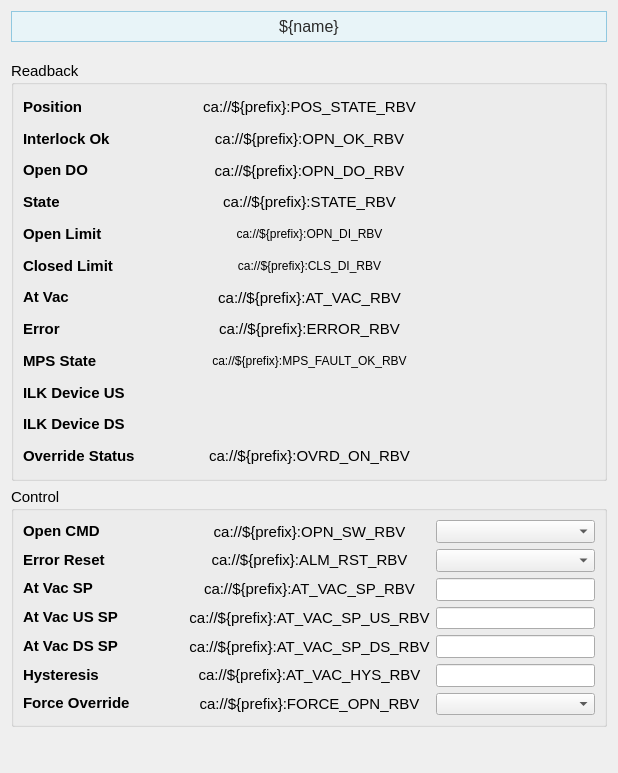
Qt form pcdswidgets/static_ui/vacuum/valves/VGC_2S_expert.ui (pcdshub/pcdswidgets) before a commit.
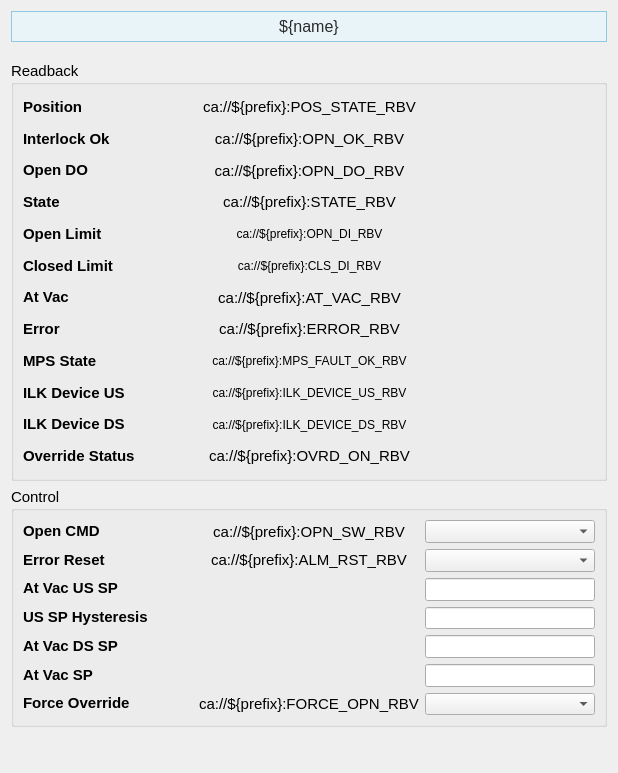
The same form after that commit. Custom widgets are drawn as their Qt base class.

The edit to the form file:
```diff
--- a/pcdswidgets/static_ui/vacuum/valves/VGC_2S_expert.ui
+++ b/pcdswidgets/static_ui/vacuum/valves/VGC_2S_expert.ui
@@ -477,7 +477,7 @@
              <string/>
             </property>
             <property name="text">
-             <string/>
+             <string>ca://${prefix}:ILK_DEVICE_US_RBV</string>
             </property>
             <property name="alignment">
              <set>Qt::AlignCenter</set>
@@ -501,7 +501,7 @@
              <string/>
             </property>
             <property name="text">
-             <string/>
+             <string>ca://${prefix}:ILK_DEVICE_DS_RBV</string>
             </property>
             <property name="alignment">
              <set>Qt::AlignCenter</set>
@@ -647,21 +647,6 @@
             </property>
            </widget>
           </item>
-          <item>
-           <widget class="QLabel" name="interlock_ok_label_3">
-            <property name="font">
-             <font>
-              <pointsize>11</pointsize>
-             </font>
-            </property>
-            <property name="styleSheet">
-             <string/>
-            </property>
-            <property name="text">
-             <string>&lt;html&gt;&lt;head/&gt;&lt;body&gt;&lt;p&gt;&lt;span style=&quot; font-weight:600;&quot;&gt;At Vac SP&lt;/span&gt;&lt;/p&gt;&lt;/body&gt;&lt;/html&gt;</string>
-            </property>
-           </widget>
-          </item>
           <item>
            <widget class="QLabel" name="interlock_ok_label_19">
             <property name="font">
@@ -677,6 +662,21 @@
             </property>
            </widget>
           </item>
+          <item>
+           <widget class="QLabel" name="interlock_ok_label_9">
+            <property name="font">
+             <font>
+              <pointsize>11</pointsize>
+             </font>
+            </property>
+            <property name="styleSheet">
+             <string/>
+            </property>
+            <property name="text">
+             <string>&lt;html&gt;&lt;head/&gt;&lt;body&gt;&lt;p&gt;&lt;span style=&quot; font-weight:600;&quot;&gt;US SP Hysteresis&lt;/span&gt;&lt;/p&gt;&lt;/body&gt;&lt;/html&gt;</string>
+            </property>
+           </widget>
+          </item>
           <item>
            <widget class="QLabel" name="interlock_ok_label_20">
             <property name="font">
@@ -693,7 +693,7 @@
            </widget>
           </item>
           <item>
-           <widget class="QLabel" name="interlock_ok_label_9">
+           <widget class="QLabel" name="interlock_ok_label_3">
             <property name="font">
              <font>
               <pointsize>11</pointsize>
@@ -703,7 +703,7 @@
              <string/>
             </property>
             <property name="text">
-             <string>&lt;html&gt;&lt;head/&gt;&lt;body&gt;&lt;p&gt;&lt;span style=&quot; font-weight:600;&quot;&gt;Hysteresis&lt;/span&gt;&lt;/p&gt;&lt;/body&gt;&lt;/html&gt;</string>
+             <string>&lt;html&gt;&lt;head/&gt;&lt;body&gt;&lt;p&gt;&lt;span style=&quot; font-weight:600;&quot;&gt;At Vac SP&lt;/span&gt;&lt;/p&gt;&lt;/body&gt;&lt;/html&gt;</string>
             </property>
            </widget>
           </item>
@@ -818,7 +818,7 @@
              <string/>
             </property>
             <property name="text">
-             <string>ca://${prefix}:AT_VAC_SP_RBV</string>
+             <string/>
             </property>
             <property name="alignment">
              <set>Qt::AlignCenter</set>
@@ -826,37 +826,8 @@
             <property name="channel">
              <string>ca://${prefix}:AT_VAC_SP_RBV</string>
             </property>
-           </widget>
-          </item>
-          <item>
-           <widget class="PyDMLabel" name="PyDMLabel_25">
-            <property name="toolTip">
-             <string/>
-            </property>
-            <property name="text">
-             <string>ca://${prefix}:AT_VAC_SP_US_RBV</string>
-            </property>
-            <property name="alignment">
-             <set>Qt::AlignCenter</set>
-            </property>
-            <property name="channel">
-             <string>ca://${prefix}:AT_VAC_SP_US_RBV</string>
-            </property>
-           </widget>
-          </item>
-          <item>
-           <widget class="PyDMLabel" name="PyDMLabel_26">
-            <property name="toolTip">
-             <string/>
-            </property>
-            <property name="text">
-             <string>ca://${prefix}:AT_VAC_SP_DS_RBV</string>
-            </property>
-            <property name="alignment">
-             <set>Qt::AlignCenter</set>
-            </property>
-            <property name="channel">
-             <string>ca://${prefix}:AT_VAC_SP_DS_RBV</string>
+            <property name="displayFormat">
+             <enum>PyDMLabel::Exponential</enum>
             </property>
            </widget>
           </item>
@@ -866,13 +837,81 @@
              <string/>
             </property>
             <property name="text">
-             <string>ca://${prefix}:AT_VAC_HYS_RBV</string>
+             <string/>
             </property>
             <property name="alignment">
              <set>Qt::AlignCenter</set>
             </property>
             <property name="channel">
              <string>ca://${prefix}:AT_VAC_HYS_RBV</string>
+            </property>
+            <property name="displayFormat">
+             <enum>PyDMLabel::Exponential</enum>
+            </property>
+           </widget>
+          </item>
+          <item>
+           <widget class="PyDMLabel" name="PyDMLabel_26">
+            <property name="toolTip">
+             <string/>
+            </property>
+            <property name="text">
+             <string/>
+            </property>
+            <property name="alignment">
+             <set>Qt::AlignCenter</set>
+            </property>
+            <property name="channel">
+             <string>ca://${prefix}:AT_VAC_SP_DS_RBV</string>
+            </property>
+            <property name="displayFormat">
+             <enum>PyDMLabel::Exponential</enum>
+            </property>
+           </widget>
+          </item>
+          <item>
+           <widget class="PyDMLabel" name="PyDMLabel_25">
+            <property name="toolTip">
+             <string/>
+            </property>
+            <property name="text">
+             <string/>
+            </property>
+            <property name="alignment">
+             <set>Qt::AlignCenter</set>
+            </property>
+            <property name="precision">
+             <number>0</number>
+            </property>
+            <property name="showUnits">
+             <bool>false</bool>
+            </property>
+            <property name="precisionFromPV">
+             <bool>true</bool>
+            </property>
+            <property name="alarmSensitiveContent">
+             <bool>false</bool>
+            </property>
+            <property name="alarmSensitiveBorder">
+             <bool>true</bool>
+            </property>
+            <property name="PyDMToolTip">
+             <string/>
+            </property>
+            <property name="channel">
+             <string>ca://${prefix}:AT_VAC_HYS_DS_RBV</string>
+            </property>
+            <property name="enableRichText">
+             <bool>false</bool>
+            </property>
+            <property name="displayLabelText">
+             <bool>false</bool>
+            </property>
+            <property name="disconnectedText">
+             <string/>
+            </property>
+            <property name="displayFormat">
+             <enum>PyDMLabel::Exponential</enum>
             </property>
            </widget>
           </item>
```
Left out of the diff: 4 changed lines with no effect on the pictures.
